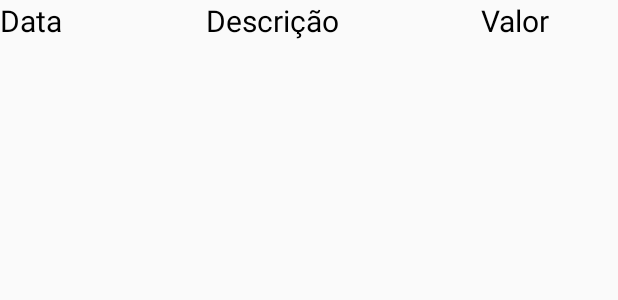
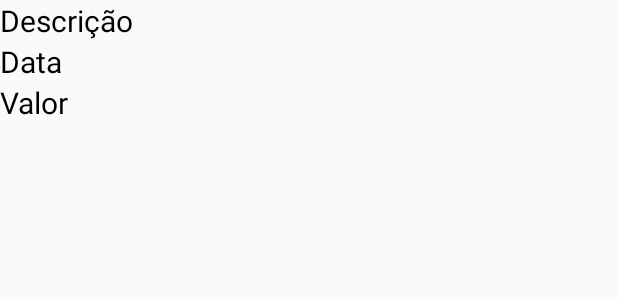
Before and after one commit to yuki-fujii/KJTrufas, an Android app: the layout spinner_itens_comanda.xml on its own in the app's theme, with its tools: preview values and no code run, on a phone screen of 412 x 824 dp. Shown: the top 300 px of the screen. Run offline under Robolectric (Android 15) with nearby library versions, the phone set to English and light mode, and no system bars.

Commit message:
26/09/2018 - V2 finalizada (Corrigido desconto)

```diff
--- a/app/src/main/res/layout/spinner_itens_comanda.xml
+++ b/app/src/main/res/layout/spinner_itens_comanda.xml
@@ -3,27 +3,23 @@
     xmlns:android="http://schemas.android.com/apk/res/android"
     android:layout_width="match_parent"
     android:layout_height="wrap_content"
-    android:orientation="horizontal">
+    android:orientation="vertical">
 
     <TextView
-        android:id="@+id/dataSpinner"
+        android:id="@+id/descricaoSpinner"
         android:layout_width="match_parent"
         android:layout_height="wrap_content"
-        android:layout_weight="1.2"
-        android:layout_gravity="center_vertical"
-        android:text="Data"
+        android:text="Descrição"
         android:textAppearance="?android:attr/textAppearanceMedium"
         android:textColor="#000"
         android:textSize="20dp"
         android:textStyle="normal" />
 
     <TextView
-        android:id="@+id/descricaoSpinner"
+        android:id="@+id/dataSpinner"
         android:layout_width="match_parent"
         android:layout_height="wrap_content"
-        android:layout_weight="1"
-        android:layout_gravity="center_vertical"
-        android:text="Descrição"
+        android:text="Data"
         android:textAppearance="?android:attr/textAppearanceMedium"
         android:textColor="#000"
         android:textSize="20dp"
@@ -33,8 +29,6 @@
         android:id="@+id/valorSpinner"
         android:layout_width="match_parent"
         android:layout_height="wrap_content"
-        android:layout_weight="1.4"
-        android:layout_gravity="center_vertical"
         android:text="Valor"
         android:textAppearance="?android:attr/textAppearanceMedium"
         android:textColor="#000"
```
